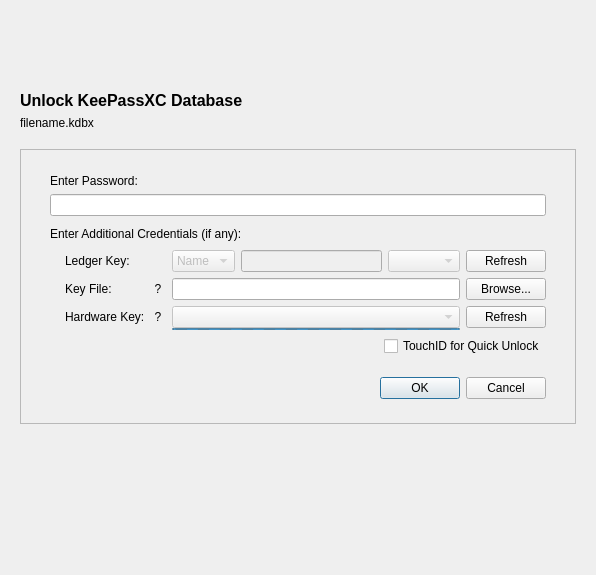
Old version of the form src/gui/DatabaseOpenWidget.ui in the repository keepassxreboot/keepassxc.
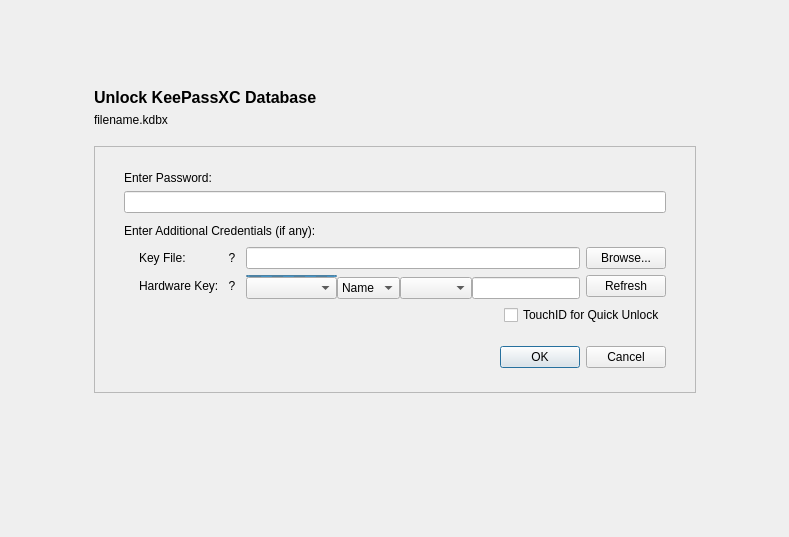
New version of the form. Custom widgets are drawn as their Qt base class.

Commit message:
Use the "hardware keys" widget for the Ledger keys
This is the same already existing for yubikeys!

Moreover:
* cleaner error interface
* use timeouts
* CLI error messages and information

```diff
--- a/src/gui/DatabaseOpenWidget.ui
+++ b/src/gui/DatabaseOpenWidget.ui
@@ -6,8 +6,8 @@
    <rect>
     <x>0</x>
     <y>0</y>
-    <width>596</width>
-    <height>575</height>
+    <width>789</width>
+    <height>537</height>
    </rect>
   </property>
   <property name="accessibleName">
@@ -34,7 +34,7 @@
     </spacer>
    </item>
    <item>
-    <layout class="QHBoxLayout" name="horizontalLayout_3" stretch="0,1,0">
+    <layout class="QHBoxLayout" name="horizontalLayout_3" stretch="0,0,0">
      <property name="spacing">
       <number>0</number>
      </property>
@@ -61,7 +61,7 @@
       <widget class="QWidget" name="formContainer" native="true">
        <property name="maximumSize">
         <size>
-         <width>700</width>
+         <width>1200</width>
          <height>16777215</height>
         </size>
        </property>
@@ -110,7 +110,7 @@
          <widget class="QFrame" name="loginFrame">
           <property name="minimumSize">
            <size>
-            <width>550</width>
+            <width>700</width>
             <height>0</height>
            </size>
           </property>
@@ -226,55 +226,7 @@
                   <property name="topMargin">
                    <number>3</number>
                   </property>
-                  <item row="2" column="3">
-                   <layout class="QGridLayout" name="gridLayout">
-                    <property name="spacing">
-                     <number>0</number>
-                    </property>
-                    <item row="1" column="2">
-                     <widget class="QProgressBar" name="hardwareKeyProgress">
-                      <property name="maximumSize">
-                       <size>
-                        <width>16777215</width>
-                        <height>2</height>
-                       </size>
-                      </property>
-                      <property name="minimum">
-                       <number>0</number>
-                      </property>
-                      <property name="maximum">
-                       <number>0</number>
-                      </property>
-                      <property name="value">
-                       <number>-1</number>
-                      </property>
-                      <property name="textVisible">
-                       <bool>false</bool>
-                      </property>
-                     </widget>
-                    </item>
-                    <item row="0" column="2">
-                     <widget class="QComboBox" name="challengeResponseCombo">
-                      <property name="enabled">
-                       <bool>false</bool>
-                      </property>
-                      <property name="sizePolicy">
-                       <sizepolicy hsizetype="Expanding" vsizetype="Fixed">
-                        <horstretch>0</horstretch>
-                        <verstretch>0</verstretch>
-                       </sizepolicy>
-                      </property>
-                      <property name="accessibleName">
-                       <string>Hardware key slot selection</string>
-                      </property>
-                      <property name="editable">
-                       <bool>false</bool>
-                      </property>
-                     </widget>
-                    </item>
-                   </layout>
-                  </item>
-                  <item row="1" column="3">
+                  <item row="0" column="3">
                    <layout class="QGridLayout" name="gridLayout_2">
                     <property name="verticalSpacing">
                      <number>0</number>
@@ -297,7 +249,71 @@
                     </item>
                    </layout>
                   </item>
-                  <item row="2" column="0">
+                  <item row="0" column="4">
+                   <widget class="QPushButton" name="buttonBrowseFile">
+                    <property name="toolTip">
+                     <string>Browse for key file</string>
+                    </property>
+                    <property name="accessibleName">
+                     <string>Browse for key file</string>
+                    </property>
+                    <property name="text">
+                     <string>Browse...</string>
+                    </property>
+                   </widget>
+                  </item>
+                  <item row="0" column="0">
+                   <layout class="QHBoxLayout" name="horizontalLayout_4">
+                    <property name="spacing">
+                     <number>5</number>
+                    </property>
+                    <item>
+                     <widget class="QLabel" name="keyFileLabel">
+                      <property name="text">
+                       <string>Key File:</string>
+                      </property>
+                      <property name="buddy">
+                       <cstring>keyFileLineEdit</cstring>
+                      </property>
+                     </widget>
+                    </item>
+                    <item>
+                     <widget class="QToolButton" name="keyFileLabelHelp">
+                      <property name="cursor">
+                       <cursorShape>PointingHandCursor</cursorShape>
+                      </property>
+                      <property name="focusPolicy">
+                       <enum>Qt::ClickFocus</enum>
+                      </property>
+                      <property name="toolTip">
+                       <string>&lt;p&gt;In addition to a password, you can use a secret file to enhance the security of your database. This file can be generated in your database's security settings.&lt;/p&gt;&lt;p&gt;This is &lt;strong&gt;not&lt;/strong&gt; your *.kdbx database file!&lt;br&gt;If you do not have a key file, leave this field empty.&lt;/p&gt;&lt;p&gt;Click for more information...&lt;/p&gt;</string>
+                      </property>
+                      <property name="accessibleName">
+                       <string>Key file help</string>
+                      </property>
+                      <property name="styleSheet">
+                       <string notr="true">QToolButton {
+	border: none;
+	background: none;
+}</string>
+                      </property>
+                      <property name="text">
+                       <string>?</string>
+                      </property>
+                      <property name="iconSize">
+                       <size>
+                        <width>12</width>
+                        <height>12</height>
+                       </size>
+                      </property>
+                      <property name="popupMode">
+                       <enum>QToolButton::InstantPopup</enum>
+                      </property>
+                     </widget>
+                    </item>
+                   </layout>
+                  </item>
+                  <item row="1" column="0">
                    <layout class="QVBoxLayout" name="verticalLayout_7">
                     <property name="spacing">
                      <number>2</number>
@@ -312,9 +328,6 @@
                         <property name="text">
                          <string>Hardware Key:</string>
                         </property>
-                        <property name="buddy">
-                         <cstring>challengeResponseCombo</cstring>
-                        </property>
                        </widget>
                       </item>
                       <item>
@@ -372,71 +385,70 @@
                     </item>
                    </layout>
                   </item>
-                  <item row="1" column="0">
-                   <layout class="QHBoxLayout" name="horizontalLayout_4">
+                  <item row="1" column="3">
+                   <layout class="QGridLayout" name="gridLayout">
                     <property name="spacing">
-                     <number>5</number>
+                     <number>0</number>
                     </property>
-                    <item>
-                     <widget class="QLabel" name="keyFileLabel">
-                      <property name="text">
-                       <string>Key File:</string>
+                    <item row="2" column="3">
+                     <widget class="QComboBox" name="ledgerKeySlotCombo">
+                      <property name="enabled">
+                       <bool>true</bool>
                       </property>
-                      <property name="buddy">
-                       <cstring>keyFileLineEdit</cstring>
-                      </property>
                      </widget>
                     </item>
-                    <item>
-                     <widget class="QToolButton" name="keyFileLabelHelp">
-                      <property name="cursor">
-                       <cursorShape>PointingHandCursor</cursorShape>
+                    <item row="2" column="2">
+                     <widget class="QComboBox" name="ledgerKeyTypeCombo">
+                      <property name="enabled">
+                       <bool>true</bool>
                       </property>
-                      <property name="focusPolicy">
-                       <enum>Qt::ClickFocus</enum>
-                      </property>
-                      <property name="toolTip">
-                       <string>&lt;p&gt;In addition to a password, you can use a secret file to enhance the security of your database. This file can be generated in your database's security settings.&lt;/p&gt;&lt;p&gt;This is &lt;strong&gt;not&lt;/strong&gt; your *.kdbx database file!&lt;br&gt;If you do not have a key file, leave this field empty.&lt;/p&gt;&lt;p&gt;Click for more information...&lt;/p&gt;</string>
-                      </property>
-                      <property name="accessibleName">
-                       <string>Key file help</string>
-                      </property>
-                      <property name="styleSheet">
-                       <string notr="true">QToolButton {
-	border: none;
-	background: none;
-}</string>
-                      </property>
-                      <property name="text">
-                       <string>?</string>
-                      </property>
-                      <property name="iconSize">
+                      <item>
+                       <property name="text">
+                        <string>Name</string>
+                       </property>
+                      </item>
+                      <item>
+                       <property name="text">
+                        <string>Slot</string>
+                       </property>
+                      </item>
+                     </widget>
+                    </item>
+                    <item row="1" column="1">
+                     <widget class="QProgressBar" name="hardwareKeyProgress">
+                      <property name="maximumSize">
                        <size>
-                        <width>12</width>
-                        <height>12</height>
+                        <width>16777215</width>
+                        <height>2</height>
                        </size>
                       </property>
-                      <property name="popupMode">
-                       <enum>QToolButton::InstantPopup</enum>
+                      <property name="minimum">
+                       <number>0</number>
+                      </property>
+                      <property name="maximum">
+                       <number>0</number>
+                      </property>
+                      <property name="value">
+                       <number>-1</number>
+                      </property>
+                      <property name="textVisible">
+                       <bool>false</bool>
+                      </property>
+                     </widget>
+                    </item>
+                    <item row="2" column="1">
+                     <widget class="QComboBox" name="challengeResponseCombo"/>
+                    </item>
+                    <item row="2" column="4">
+                     <widget class="QLineEdit" name="ledgerKeyLineEdit">
+                      <property name="enabled">
+                       <bool>true</bool>
                       </property>
                      </widget>
                     </item>
                    </layout>
                   </item>
                   <item row="1" column="4">
-                   <widget class="QPushButton" name="buttonBrowseFile">
-                    <property name="toolTip">
-                     <string>Browse for key file</string>
-                    </property>
-                    <property name="accessibleName">
-                     <string>Browse for key file</string>
-                    </property>
-                    <property name="text">
-                     <string>Browse...</string>
-                    </property>
-                   </widget>
-                  </item>
-                  <item row="2" column="4">
                    <layout class="QVBoxLayout" name="verticalLayout_3">
                     <property name="spacing">
                      <number>0</number>
@@ -475,55 +487,6 @@
                     </item>
                    </layout>
                   </item>
-                  <item row="0" column="0">
-                   <widget class="QLabel" name="label_3">
-                    <property name="text">
-                     <string>Ledger Key:</string>
-                    </property>
-                   </widget>
-                  </item>
-                  <item row="0" column="3">
-                   <layout class="QHBoxLayout" name="horizontalLayout_2">
-                    <item>
-                     <widget class="QComboBox" name="ledgerKeyTypeCombo">
-                      <property name="enabled">
-                       <bool>false</bool>
-                      </property>
-                      <item>
-                       <property name="text">
-                        <string>Name</string>
-                       </property>
-                      </item>
-                      <item>
-                       <property name="text">
-                        <string>Slot</string>
-                       </property>
-                      </item>
-                     </widget>
-                    </item>
-                    <item>
-                     <widget class="QLineEdit" name="ledgerKeyLineEdit">
-                      <property name="enabled">
-                       <bool>false</bool>
-                      </property>
-                     </widget>
-                    </item>
-                    <item>
-                     <widget class="QComboBox" name="ledgerKeySlotCombo">
-                      <property name="enabled">
-                       <bool>false</bool>
-                      </property>
-                     </widget>
-                    </item>
-                   </layout>
-                  </item>
-                  <item row="0" column="4">
-                   <widget class="QPushButton" name="buttonRedetectLedger">
-                    <property name="text">
-                     <string>Refresh</string>
-                    </property>
-                   </widget>
-                  </item>
                  </layout>
                 </item>
                </layout>
```
Left out of the diff: 1 changed line with no effect on the pictures. The commit also changes 19 other files.
